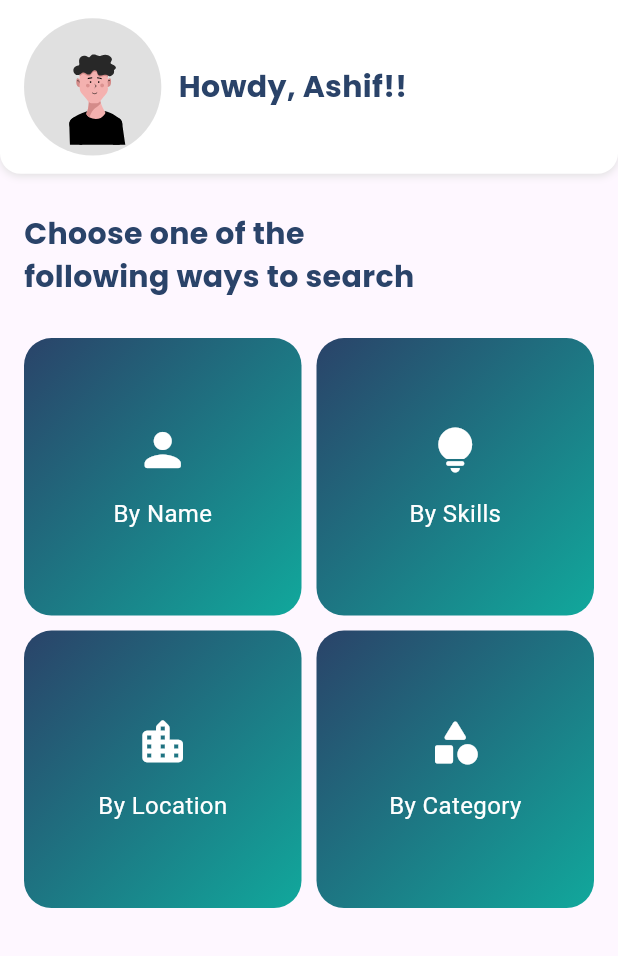
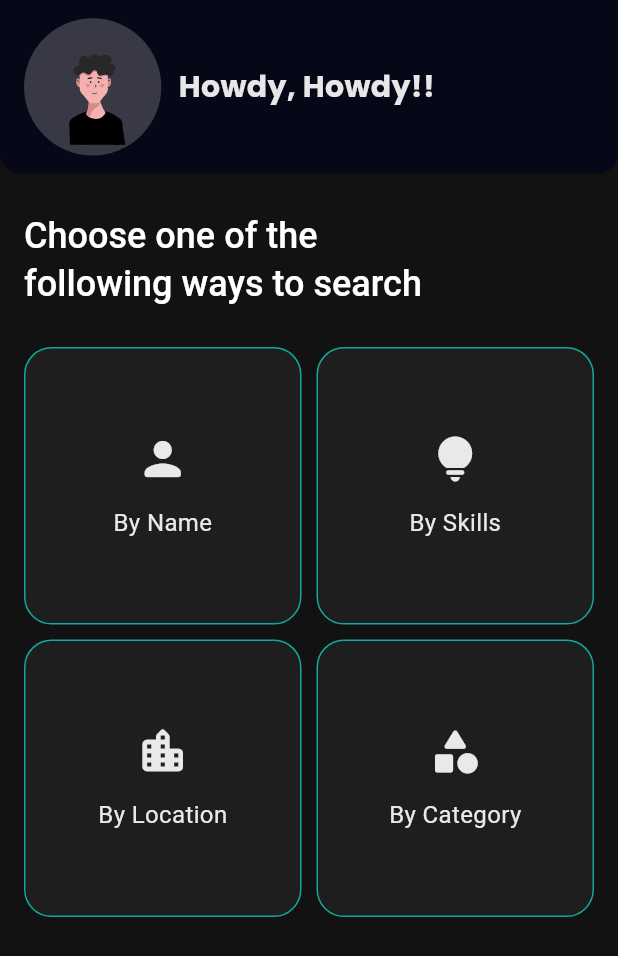
Before and after one commit to Top-100-Coders/Talentz, a Flutter app: the screen it shows after launch, on a phone screen of 412 x 824 dp. Shown: the top 956 px of the screen. Run offline on Flutter 3.47's test engine with Material 3 defaults, Android fonts, the phone set to English and light mode, and no system bars; our stand-ins replace dio, flutter_hooks, flutter_screenutil, flutter_secure_storage, google_fonts, lottie.

Commit message:
feat: update app theme

```diff
--- /dev/null
+++ b/talentz/code/Talentz-Flutter-Application/lib/config/app_theme.dart
@@ -0,0 +1,17 @@
+import 'package:flutter/material.dart';
+import 'package:talentz/constants/color_manger.dart';
+
+class AppTheme {
+  static ThemeData get darkTheme => ThemeData(
+        brightness: Brightness.dark,
+        useMaterial3: true,
+        colorScheme: const ColorScheme.dark(
+          background: ColorManager.darkBg,
+        ),
+        appBarTheme: const AppBarTheme(
+          backgroundColor: ColorManager.darkBg,
+          elevation: 0,
+          scrolledUnderElevation: 0,
+        ),
+      );
+}
--- a/talentz/code/Talentz-Flutter-Application/lib/constants/color_manger.dart
+++ b/talentz/code/Talentz-Flutter-Application/lib/constants/color_manger.dart
@@ -1,14 +1,8 @@
 import 'package:flutter/material.dart';
-
-
 
 import '../extension/color_extension.dart';
 
-
-
-
 class ColorManager {
-
   static Color primaryLight = HexColor.fromHex("#2A4369");
   static Color onPrimaryLight = HexColor.fromHex("#11A89C");
   static Color onSecondary = HexColor.fromHex("#D6FF64");
@@ -16,7 +10,7 @@ class ColorManager {
   static Color onError = HexColor.fromHex("#e61f34");
   static Color surface = HexColor.fromHex("#424242");
   static Color onSurface = HexColor.fromHex("#424242");
-  static Color surfaceLight =   HexColor.fromHex("#FFA001");
+  static Color surfaceLight = HexColor.fromHex("#FFA001");
   static Color onSurfaceLight = HexColor.fromHex("#FFA001");
   static Color background = HexColor.fromHex("#303030");
   static Color onBackground = HexColor.fromHex("#303030");
@@ -32,4 +26,12 @@ class ColorManager {
   static Color filledColor = HexColor.fromHex("#F5F6FA");
   static Color filledColor2 = HexColor.fromHex("#d3d7e8");
 
+  static const darkBg = Color(0XFF060817);
+  static const text = Color.fromRGBO(255, 255, 255, 0.9);
+
+  // Gradients
+
+  static LinearGradient primaryH = LinearGradient(
+    colors: [primaryLight, onPrimaryLight],
+  );
 }
--- a/talentz/code/Talentz-Flutter-Application/lib/main.dart
+++ b/talentz/code/Talentz-Flutter-Application/lib/main.dart
@@ -1,6 +1,7 @@
 import 'package:flutter/material.dart';
 import 'package:flutter_screenutil/flutter_screenutil.dart';
 import 'package:provider/provider.dart';
+import 'package:talentz/config/app_theme.dart';
 import 'package:talentz/constants/app_routes.dart';
 import 'package:talentz/provider/providers.dart';
 import 'package:talentz/utils/global_keys.dart';
@@ -11,7 +12,7 @@ Future<void> main() async {
 }
 
 class MyApp extends StatefulWidget {
-  const MyApp({Key? key}) : super(key: key);
+  const MyApp({super.key});
 
   @override
   State<MyApp> createState() => _MyAppState();
@@ -28,6 +29,8 @@ class _MyAppState extends State<MyApp> {
           minTextAdapt: true,
           splitScreenMode: true,
           builder: (_, k) => MaterialApp(
+            theme: AppTheme.darkTheme,
+            themeMode: ThemeMode.dark,
             navigatorKey: navigatorKey,
             scaffoldMessengerKey: snackbarKey,
             debugShowCheckedModeBanner: false,
--- a/talentz/code/Talentz-Flutter-Application/lib/screens/home/home_screen.dart
+++ b/talentz/code/Talentz-Flutter-Application/lib/screens/home/home_screen.dart
@@ -1,10 +1,7 @@
 import 'package:flutter/material.dart';
 import 'package:flutter_hooks/flutter_hooks.dart';
 import 'package:provider/provider.dart';
-import 'package:talentz/constants/color_manger.dart';
 import 'package:talentz/constants/constants.dart';
-import 'package:talentz/constants/font_manager.dart';
-import 'package:talentz/constants/style_manager.dart';
 import 'package:talentz/utils/search_types.dart';
 
 import '../../../constants/values_manger.dart';
@@ -13,7 +10,7 @@ import '../widget/main_app_bar_widget.dart';
 import '../widget/square_tile_widget.dart';
 
 class HomeScreen extends HookWidget {
-  const HomeScreen({Key? key}) : super(key: key);
+  const HomeScreen({super.key});
 
   @override
   Widget build(BuildContext context) {
@@ -43,9 +40,10 @@ class HomeScreen extends HookWidget {
                       children: [
                         Text(
                           "Choose one of the\nfollowing ways to search",
-                          style: getBoldStyle(
-                              color: ColorManager.primaryLight,
-                              fontSize: FontSize.s20),
+                          style: Theme.of(context)
+                              .textTheme
+                              .headlineSmall!
+                              .copyWith(fontWeight: FontWeight.w500),
                         ),
                         kSizedBox20,
                         Expanded(
--- a/talentz/code/Talentz-Flutter-Application/lib/screens/widget/main_app_bar_widget.dart
+++ b/talentz/code/Talentz-Flutter-Application/lib/screens/widget/main_app_bar_widget.dart
@@ -10,25 +10,24 @@ import '../../constants/style_manager.dart';
 import '../../constants/values_manger.dart';
 
 class MainAppBarWidget extends StatelessWidget {
-  const MainAppBarWidget({Key? key, required this.isFirstPage, this.title})
-      : super(key: key);
+  const MainAppBarWidget({super.key, required this.isFirstPage, this.title});
   final bool isFirstPage;
   final String? title;
   @override
   Widget build(BuildContext context) {
     return Container(
       decoration: BoxDecoration(
-        color: ColorManager.white,
+        color: ColorManager.darkBg,
         borderRadius: BorderRadius.only(
             bottomRight: Radius.circular(12.r),
             bottomLeft: Radius.circular(12.r)),
-        boxShadow: [
-          BoxShadow(
-            color: ColorManager.grey5,
-            offset: const Offset(0.0, 1.0), //(x,y)
-            blurRadius: 4.0,
-          ),
-        ],
+        // boxShadow: [
+        //   BoxShadow(
+        //     color: ColorManager.grey5,
+        //     offset: const Offset(0.0, 1.0), //(x,y)
+        //     blurRadius: 4.0,
+        //   ),
+        // ],
       ),
       height: 90.h,
       child: Padding(
@@ -43,7 +42,8 @@ class MainAppBarWidget extends StatelessWidget {
                         InkWell(
                           child: CircleAvatar(
                             radius: 40.r,
-                            backgroundColor: ColorManager.grey5,
+                            backgroundColor:
+                                ColorManager.white.withOpacity(0.2),
                             child: Center(
                               child: Lottie.asset(ImageAssets.personJson,
                                   height: 60.h, animate: true),
@@ -54,9 +54,9 @@ class MainAppBarWidget extends StatelessWidget {
                         kSizedW10,
                         Flexible(
                           child: Text(
-                            "Howdy, Ashif!!",
+                            "Howdy, Howdy!!",
                             style: getBoldStyle(
-                                color: ColorManager.primaryLight,
+                                color: ColorManager.text,
                                 fontSize: FontSize.s20),
                             overflow: TextOverflow.ellipsis,
                           ),
--- a/talentz/code/Talentz-Flutter-Application/lib/screens/widget/square_tile_widget.dart
+++ b/talentz/code/Talentz-Flutter-Application/lib/screens/widget/square_tile_widget.dart
@@ -8,11 +8,11 @@ import '../../constants/font_manager.dart';
 
 class SquareTileWidget extends HookWidget {
   const SquareTileWidget({
-    Key? key,
+    super.key,
     required this.onTap,
     required this.name,
     this.icon,
-  }) : super(key: key);
+  });
 
   final String name;
   final IconData? icon;
@@ -22,36 +22,25 @@ class SquareTileWidget extends HookWidget {
   Widget build(BuildContext context) {
     return InkWell(
       onTap: onTap,
-      child: Align(
-        alignment: Alignment.topRight,
       child: Container(
         decoration: BoxDecoration(
           borderRadius: BorderRadius.circular(16.r),
-            gradient: LinearGradient(
-              begin: Alignment.topLeft,
-              end: Alignment.bottomRight,
-              colors: [
-                ColorManager.primaryLight,
-                ColorManager.onPrimaryLight,
-              ],
+          border: Border.all(color: ColorManager.onPrimaryLight),
+          color: ColorManager.white.withOpacity(0.05),
         ),
-          ),
-          child: Stack(
-            children: [
-              Center(
+        child: Center(
           child: Column(
             mainAxisAlignment: MainAxisAlignment.center,
             children: [
               if (icon != null) ...[
-                      Icon(icon, color: ColorManager.white, size: FontSize.s36),
+                Icon(icon, color: ColorManager.text, size: FontSize.s36),
                 kSizedBox10,
               ],
               Text(
                 name,
                 style: const TextStyle(
-                          color: Colors.white, fontSize: FontSize.s16),
-                    ),
-                  ],
+                  color: ColorManager.text,
+                  fontSize: FontSize.s16,
                 ),
               ),
             ],
```
Also changed, not shown: talentz/code/Talentz-Flutter-Application/lib/screens/home/list_screen.dart (+10 -4 lines), talentz/code/Talentz-Flutter-Application/lib/screens/widget/custom_button_widget.dart (+9 -11 lines), talentz/code/Talentz-Flutter-Application/lib/screens/widget/text_field_widget.dart (+12 -14 lines). Lines whose indentation alone changed are shown as unchanged.
